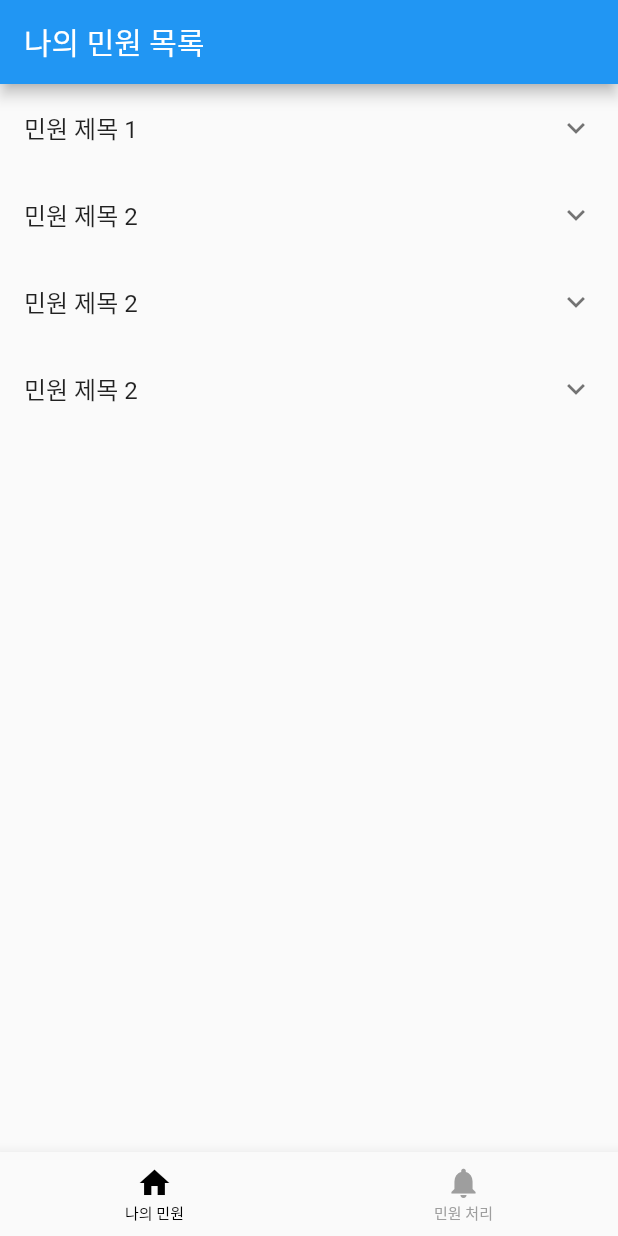
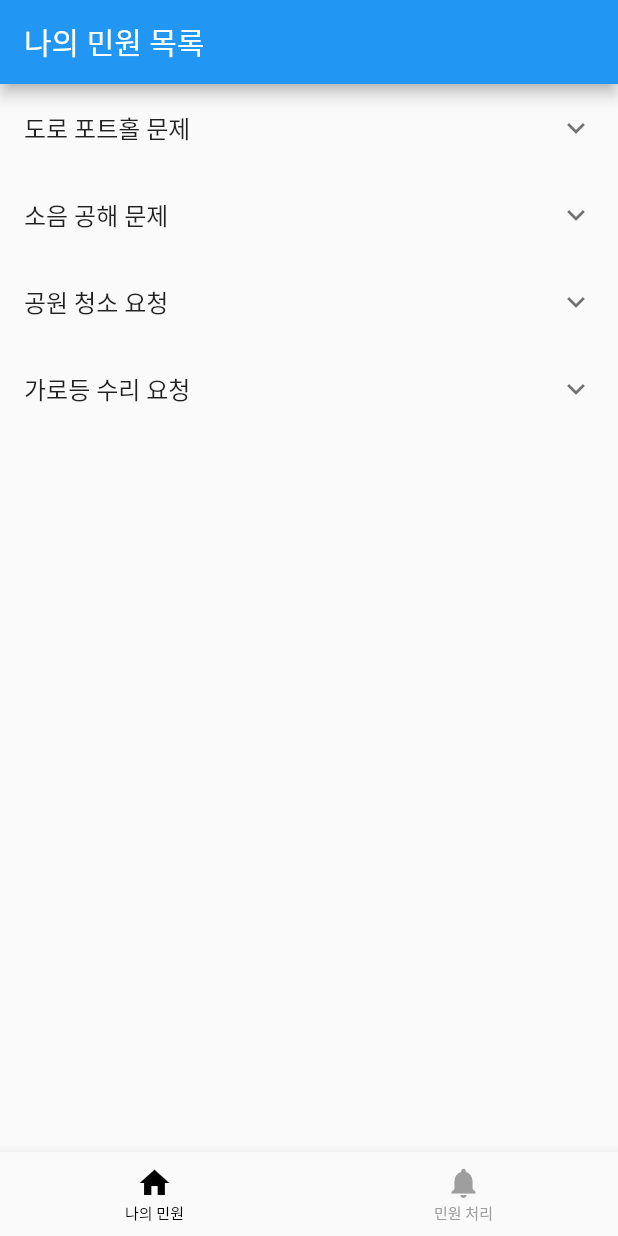
Before and after one commit to pdh0927/kimgwajang, a Flutter app: the screen it shows after launch, on a phone screen of 412 x 824 dp. Run offline on Flutter 3.47's test engine with Material 2 defaults, Android fonts, the phone set to English and light mode, and no system bars; our stand-ins replace flutter_riverpod.

Commit message:
docs: modify conplaimts

```diff
--- a/lib/complaint/const/data.dart
+++ b/lib/complaint/const/data.dart
@@ -2,8 +2,20 @@ import 'package:kimgwajang/complaint/model/complaint_model.dart';
 
 // 임시 민원 데이터
 final List<ComplaintModel> complaints = [
-  ComplaintModel(title: '민원 제목 1', content: '민원 내용 1', reply: '답변 1'),
-  ComplaintModel(title: '민원 제목 2', content: '민원 내용 2', reply: '답변 2'),
-  ComplaintModel(title: '민원 제목 2', content: '민원 내용 2', reply: '답변 2'),
-  ComplaintModel(title: '민원 제목 2', content: '민원 내용 2', reply: '답변 2'),
+  ComplaintModel(
+      title: '도로 포트홀 문제',
+      content: '우리 동네 길에 큰 포트홀이 생겼습니다. 바퀴가 깨질 것 같아서 걱정입니다. 빠르게 조치 부탁드립니다.',
+      reply: '민원을 접수했습니다. 1주일 내로 수리 예정입니다.'),
+  ComplaintModel(
+      title: '소음 공해 문제',
+      content: '매일 밤마다 이웃집에서 큰 소리로 음악을 틀어서 잠을 못 이룹니다. 경고 부탁드립니다.',
+      reply: '민원을 확인하였습니다. 해당 주민과 상담하여 조치하겠습니다.'),
+  ComplaintModel(
+      title: '공원 청소 요청',
+      content: '우리 동네 공원이 쓰레기로 너무 더러워졌습니다. 청소 부탁드립니다.',
+      reply: '공원 청소 일정을 조정하여 빠른 시일 내로 청소하도록 하겠습니다.'),
+  ComplaintModel(
+      title: '가로등 수리 요청',
+      content: '제 집 앞 가로등이 꺼져서 밤에 너무 어둡습니다. 수리 부탁드립니다.',
+      reply: '민원을 접수하였습니다. 가로등 수리팀에 전달하여 빠른 조치를 취하겠습니다.'),
 ];
```
